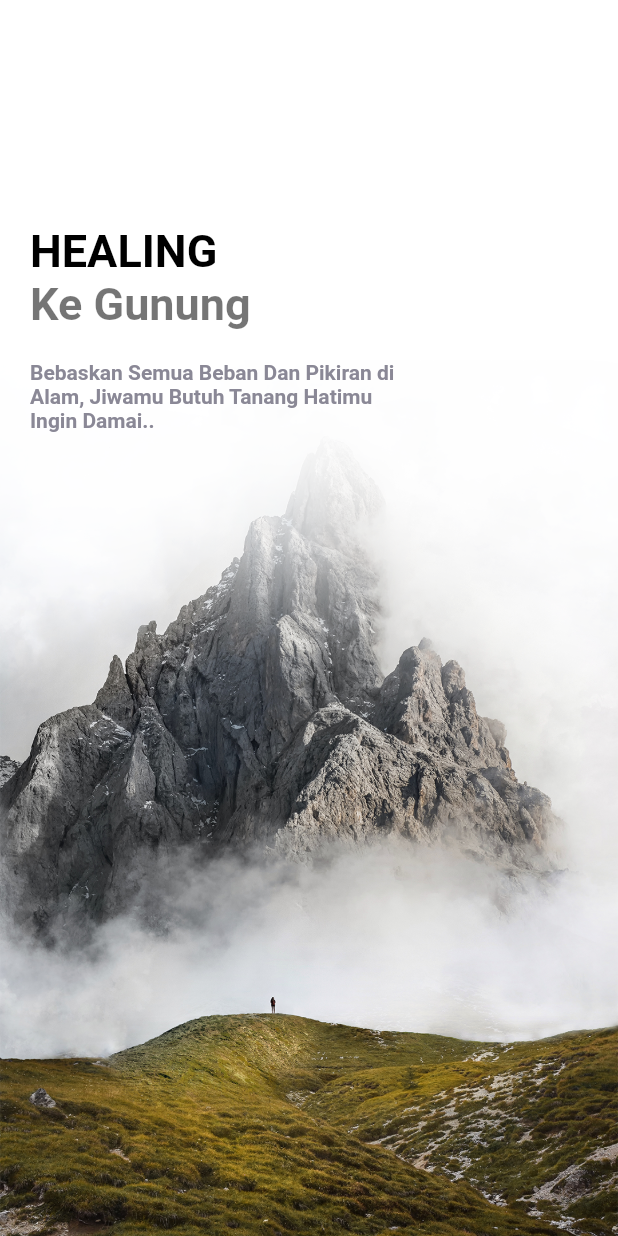
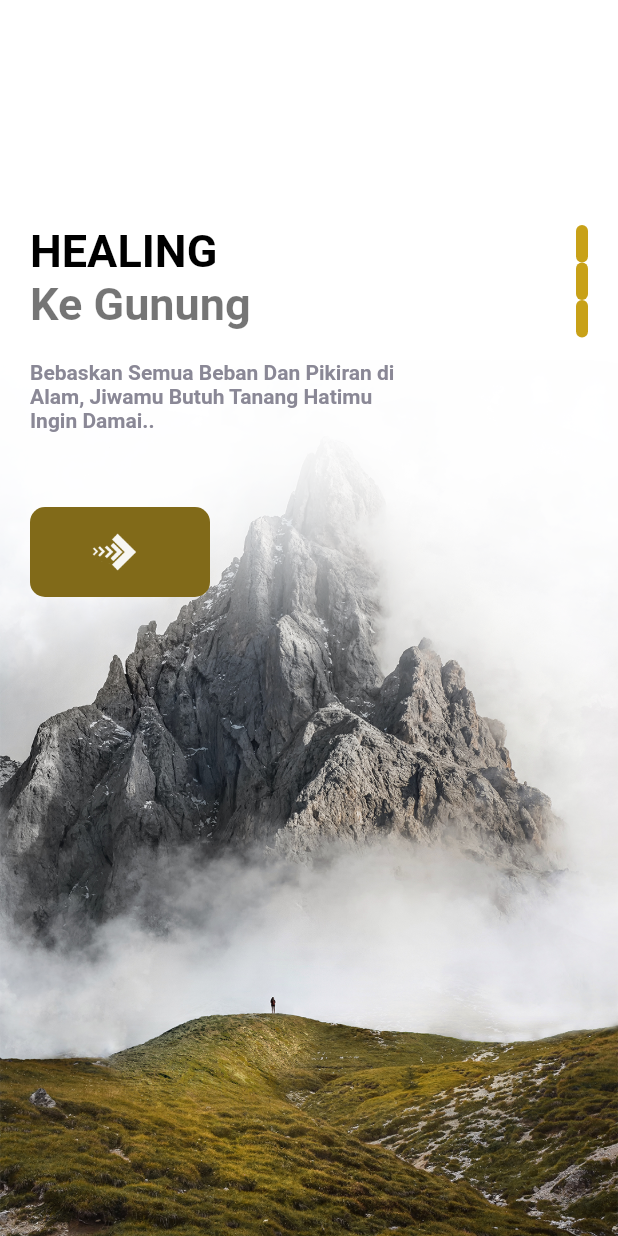
Before and after one commit to saldisucipto/flutter_great, a Flutter app: the screen it shows after launch, on a phone screen of 412 x 824 dp. Run offline on Flutter 3.47's test engine with Material 2 defaults, Android fonts, the phone set to English and light mode, and no system bars.

Commit message:
Dot Navigation : 35:16

```diff
--- a/lib/misc/color.dart
+++ b/lib/misc/color.dart
@@ -5,7 +5,7 @@ class AppsColor {
   static final Color textColor1 = Color(0xFF989cad);
   static final Color textColor2 = Color(0xFF9878593);
   static final Color bigTextColor = Color(0xFF2e2e31);
-  static final Color mainColor = Color(0xFF5d69b3);
+  static final Color mainColor = Color(0xFFc8a118);
   static final Color starColor = Color(0xFFe7bb4e);
   static final Color mainTextColor = Color(0xFFababad);
   static final Color buttonBackground = Color(0xFF816a19);
--- a/lib/pages/home_pages.dart
+++ b/lib/pages/home_pages.dart
@@ -2,6 +2,7 @@ import 'package:flutter/material.dart';
 import 'package:greatapp/misc/color.dart';
 import 'package:greatapp/widgets/app_large_text.dart';
 import 'package:greatapp/widgets/app_text.dart';
+import 'package:greatapp/widgets/responsive_button.dart';
 
 class HomePages extends StatefulWidget {
   const HomePages({Key? key}) : super(key: key);
@@ -39,6 +40,7 @@ class _HomePagesState extends State<HomePages> {
               child: Container(
                 margin: EdgeInsets.only(top: 150, left: 20, right: 20),
                 child: Row(
+                  mainAxisAlignment: MainAxisAlignment.spaceBetween,
                   children: [
                     Column(
                       mainAxisAlignment: MainAxisAlignment.start,
@@ -60,9 +62,27 @@ class _HomePagesState extends State<HomePages> {
                             color: AppsColor.textColor2,
                             size: 14,
                           ),
-                        )
+                        ),
+                        SizedBox(
+                          height: 50,
+                        ),
+                        ResposiveButton()
                       ],
-                    )
+                    ),
+
+                    /// Widget Navigasi SLider
+                    Column(
+                      children: List.generate(3, (index) {
+                        return Container(
+                          width: 8,
+                          height: 25,
+                          decoration: BoxDecoration(
+                            borderRadius: BorderRadius.circular(8),
+                            color: AppsColor.mainColor,
+                          ),
+                        );
+                      }),
+                    ),
                   ],
                 ),
               ),
--- /dev/null
+++ b/lib/widgets/responsive_button.dart
@@ -0,0 +1,33 @@
+import 'package:flutter/material.dart';
+import 'package:greatapp/misc/color.dart';
+
+class ResposiveButton extends StatelessWidget {
+  // fiela yang ada pada Button Responsive Class
+  bool? isResponsive;
+  double? width;
+
+  /// Menggunkan ? implementasi dari null safety yang menandakan variable tersebut dapat bernilai null
+  ResposiveButton({Key? key, this.isResponsive = false, this.width})
+      : super(key: key);
+
+  /// Constructor class ini memiliki default value pada nilai responsive yang bernilai false (pada defualtnya)
+
+  @override
+  Widget build(BuildContext context) {
+    return Container(
+      width: width,
+      height: 60,
+      decoration: BoxDecoration(
+        borderRadius: BorderRadius.circular(10),
+        color: AppsColor.buttonBackground,
+      ),
+
+      ///Kenapa height kita tidak masukan ke dalam Constructor karena tinggi button semua pada aplikasi adalah sama
+      child: Row(
+        children: [
+          Image.asset('assets/images/buttons-arrows.png'),
+        ],
+      ),
+    );
+  }
+}
--- a/pubspec.yaml
+++ b/pubspec.yaml
@@ -47,6 +47,8 @@ flutter:
     - assets/images/humans-vector-01.png
     - assets/images/humans-vector-02.png
     - assets/images/humans-vector-03.png
+    - assets/images/buttons-arrows.png
+
 
   # An image asset can refer to one or more resolution-specific "variants", see
   # https://flutter.dev/assets-and-images/#resolution-aware.
```
Also changed, not shown: assets/images/buttons-arrows.png (added), assets/images/humans-vector-03.png, pubspec.lock.
